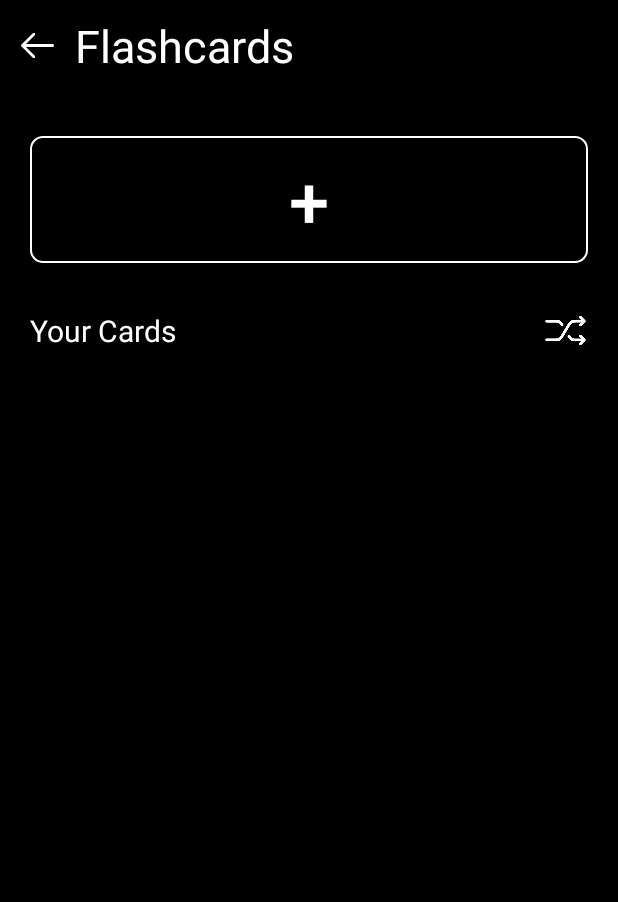
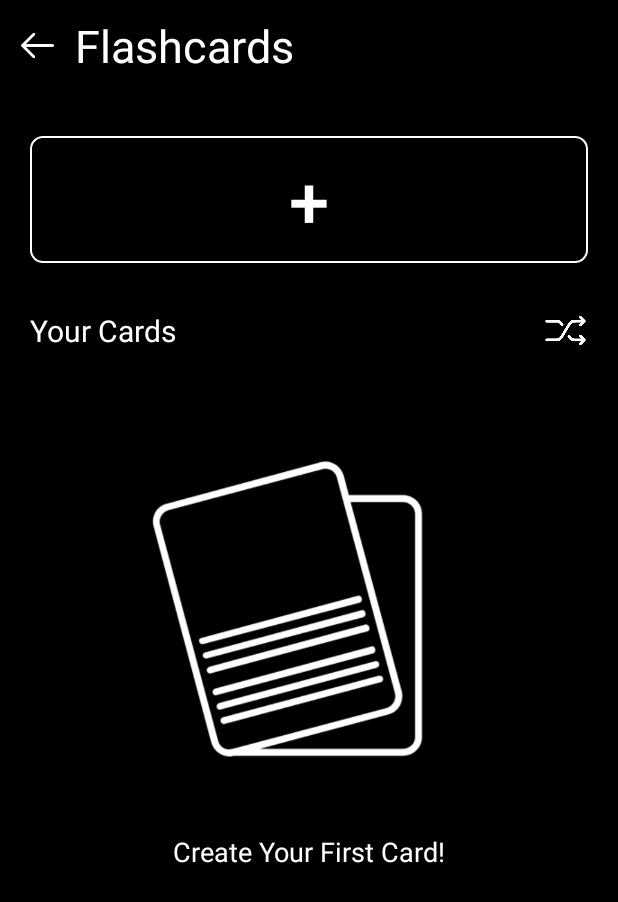
Before and after one commit to Qntlz/IntelliZen, an Android app: the FlashcardsActivity screen opened directly, with no data from a screen before it, on a phone screen of 412 x 824 dp. Shown: the top 902 px of the screen. Run offline under Robolectric (Android 15) with nearby library versions, the phone set to English and light mode, and no system bars; our stand-ins replace Room's generated code.

Commit message:
Improve Flashcard UI

```diff
--- a/Flashcards/src/main/java/com/cerenio/flashcards/FlashcardsActivity.java
+++ b/Flashcards/src/main/java/com/cerenio/flashcards/FlashcardsActivity.java
@@ -2,6 +2,8 @@ package com.cerenio.flashcards;
 
 import android.content.Intent;
 import android.os.Bundle;
+import android.view.View;
+import android.widget.LinearLayout;
 import android.widget.Toast;
 
 import androidx.activity.EdgeToEdge;
@@ -23,6 +25,8 @@ import java.util.concurrent.Executors;
 public class FlashcardsActivity extends AppCompatActivity {
     private FlashcardAdapter adapter;
     private List<Flashcard> allFlashcards = new ArrayList<>();
+    private LinearLayout emptyState;
+    private LinearLayout recyclerCard;
 
     @Override
     protected void onCreate(Bundle savedInstanceState) {
@@ -35,8 +39,10 @@ public class FlashcardsActivity extends AppCompatActivity {
             return insets;
         });
 
-        // Link the recycler view
+        // Initialize views
         RecyclerView recyclerView = findViewById(R.id.recyclerView);
+        emptyState = findViewById(R.id.emptyState);
+        recyclerCard = findViewById(R.id.recyclerCard);
 
         // Set the recycler view to have an Linear Layout
         recyclerView.setLayoutManager(new LinearLayoutManager(this));
@@ -51,6 +57,15 @@ public class FlashcardsActivity extends AppCompatActivity {
             allFlashcards = flashcards;
             adapter.setFlashcards(flashcards);
             adapter.notifyDataSetChanged();
+
+            // Toggle visibility based on flashcards list
+            if (flashcards.isEmpty()) {
+                emptyState.setVisibility(View.VISIBLE);
+                recyclerCard.setVisibility(View.GONE);
+            } else {
+                emptyState.setVisibility(View.GONE);
+                recyclerCard.setVisibility(View.VISIBLE);
+            }
         });
 
         // Set the addButton to redirect to the AddFlashCard Page
--- a/Flashcards/src/main/res/layout/activity_add_flashcard.xml
+++ b/Flashcards/src/main/res/layout/activity_add_flashcard.xml
@@ -60,6 +60,7 @@
                 android:layout_width="match_parent"
                 android:layout_height="wrap_content"
                 android:hint="Title"
+                android:textSize="32sp"
                 app:layout_constraintEnd_toEndOf="parent"
                 app:layout_constraintStart_toStartOf="parent"
                 app:layout_constraintTop_toTopOf="parent" />
@@ -71,7 +72,7 @@
                 android:id="@+id/descriptionInput"
                 android:layout_width="match_parent"
                 android:layout_height="wrap_content"
-                android:layout_marginTop="16dp"
+                android:layout_marginTop="10dp"
                 android:hint="Description" />
         </LinearLayout>
 
--- a/Flashcards/src/main/res/layout/activity_flashcards.xml
+++ b/Flashcards/src/main/res/layout/activity_flashcards.xml
@@ -77,9 +77,46 @@
 
     </LinearLayout>
 
+    <!--    initial background image if there's no notes-->
+    <LinearLayout
+        android:gravity="center"
+        android:padding="20dp"
+        android:id="@+id/emptyState"
+        android:layout_width="match_parent"
+        android:layout_height="wrap_content"
+        android:orientation="vertical"
+        android:visibility="visible">
+
+        <LinearLayout
+            android:orientation="vertical"
+            android:layout_width="wrap_content"
+            android:layout_height="wrap_content"
+            android:gravity="center">
+
+            <ImageView
+                android:layout_width="300dp"
+                android:layout_height="300dp"
+                app:srcCompat="@drawable/flashcard"
+                app:tint="@color/white"
+                android:translationX="-15dp"
+            />
+
+            <TextView
+                android:layout_width="wrap_content"
+                android:layout_height="wrap_content"
+                android:text="Create Your First Card!"
+                android:textColor="@color/white"
+                android:textSize="18sp"
+            />
+        </LinearLayout>
+
+    </LinearLayout>
+
     <!--  My Cards  -->
     <LinearLayout
         android:padding="10dp"
+        android:id="@+id/recyclerCard"
+        android:visibility="gone"
         android:layout_width="match_parent"
         android:layout_height="wrap_content">
 
```
Also changed, not shown: Flashcards/src/main/res/drawable/flashcard.png (added), Flashcards/src/main/res/drawable/img_notes_initial_background.png (added).
